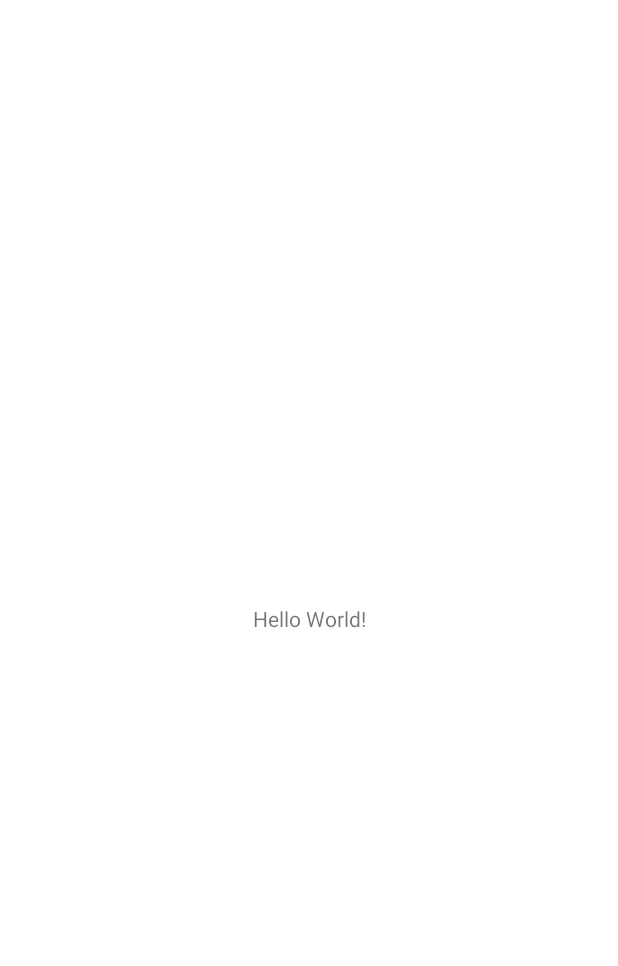
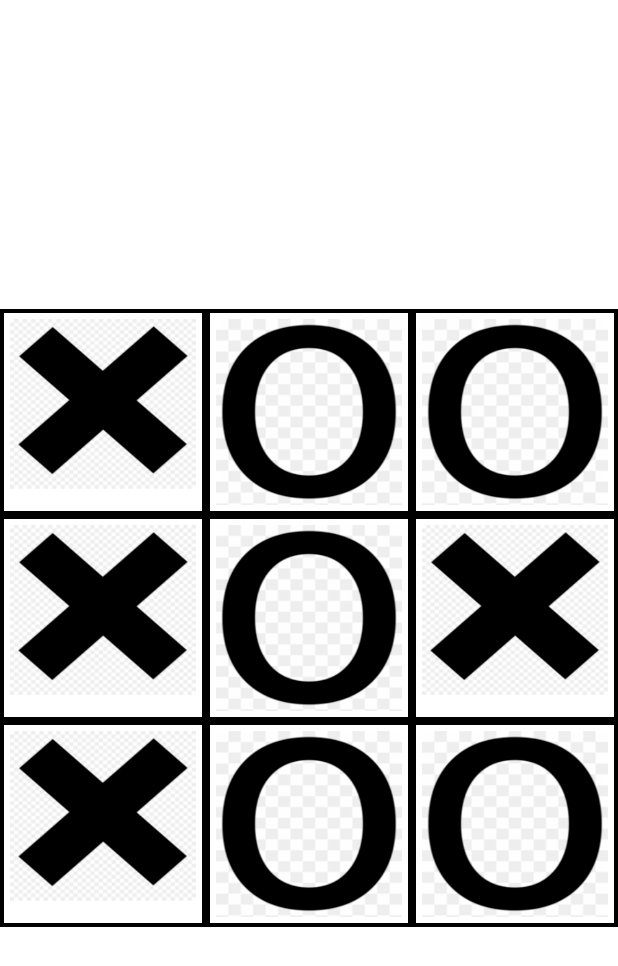
Before and after one commit to hsuanne/tic-tac-toe, an Android app: the screen it shows after launch (MainActivity), on a phone screen of 412 x 824 dp. Before the commit the part shown is almost empty. Shown: the top 966 px of the screen. Run offline under Robolectric (Android 15) with nearby library versions, the phone set to English and light mode, and no system bars.

Commit message:
done static gridview

```diff
--- /dev/null
+++ b/app/src/main/java/com/example/tic_tac_toe/GameGridView.kt
@@ -0,0 +1,91 @@
+package com.example.tic_tac_toe
+
+import android.content.Context
+import android.graphics.*
+import android.util.AttributeSet
+import android.view.View
+
+class GameGridView : View {
+    private val linePaint = Paint()
+    private lateinit var circle: Bitmap
+    private lateinit var cross: Bitmap
+    private lateinit var bitmapSrcRect: Rect
+    private lateinit var bitmapPaint: Paint
+
+    constructor(context: Context) : super(context)
+    constructor(context: Context, attributes: AttributeSet) : super(context, attributes)
+    constructor(context: Context, attributes: AttributeSet, defStyleAttr: Int) : super(
+        context,
+        attributes,
+        defStyleAttr
+    ) {
+        linePaint.color = Color.BLACK
+        linePaint.strokeWidth = 8f
+
+        circle = BitmapFactory.decodeResource(resources, R.drawable.circle)
+        cross = BitmapFactory.decodeResource(resources, R.drawable.cross)
+        bitmapSrcRect = Rect(0, 0, circle.width, circle.height)
+        bitmapPaint = Paint(Paint.ANTI_ALIAS_FLAG)
+    }
+
+
+    private lateinit var gameState: Array<Array<GameSymbol>>
+
+    override fun onDraw(canvas: Canvas?) {
+        super.onDraw(canvas)
+        // clear the old drawings
+        canvas?.drawColor(Color.WHITE)
+
+        drawGridLines(canvas, 3f, 3f, width / 3f, height / 3f)
+        drawSymbols(canvas, 3f, 3f, width / 3f, height / 3f)
+    }
+
+    fun setData(gameState: Array<Array<GameSymbol>>) {
+        // save data for drawing
+        this.gameState = gameState
+
+        // schedule redraw
+        this.invalidate()
+    }
+
+    private fun drawGridLines(
+        canvas: Canvas?,
+        gridWidth: Float, gridHeight: Float,
+        tileWidth: Float, tileHeight: Float
+    ) {
+        linePaint.color = Color.BLACK
+        linePaint.strokeWidth = 8f
+        for (i in 0..gridWidth.toInt()) {
+            canvas?.drawLine(i * tileWidth, 0f, i * tileWidth, height.toFloat(), linePaint)
+        }
+        for (n in 0..gridHeight.toInt()) {
+            canvas?.drawLine(0f, n * tileHeight, width.toFloat(), n * tileHeight, linePaint)
+        }
+    }
+
+    private fun drawSymbols(
+        canvas: Canvas?,
+        gridWidth: Float, gridHeight: Float,
+        tileWidth: Float, tileHeight: Float
+    ) {
+        circle = BitmapFactory.decodeResource(resources, R.drawable.circle)
+        cross = BitmapFactory.decodeResource(resources, R.drawable.cross)
+        bitmapSrcRect = Rect(0, 0, circle.width, circle.height)
+        bitmapPaint = Paint(Paint.ANTI_ALIAS_FLAG)
+        for (i in 0 .. 2) {
+            for (n in 0 .. 2) {
+                val symbol = gameState[i][n]
+                val dst = RectF(i*tileWidth+10, n*tileHeight+10, (i+1)*tileWidth-10, (n+1)*tileHeight-10)
+                if (symbol == GameSymbol.CIRCLE){
+                    canvas?.drawBitmap(circle, bitmapSrcRect, dst, bitmapPaint)
+                } else if (symbol == GameSymbol.CROSS) {
+                    canvas?.drawBitmap(cross, bitmapSrcRect, dst, bitmapPaint)
+                }
+            }
+        }
+    }
+}
+
+enum class GameSymbol {
+    CIRCLE, CROSS
+}
--- a/app/src/main/java/com/example/tic_tac_toe/MainActivity.kt
+++ b/app/src/main/java/com/example/tic_tac_toe/MainActivity.kt
@@ -7,5 +7,13 @@ class MainActivity : AppCompatActivity() {
     override fun onCreate(savedInstanceState: Bundle?) {
         super.onCreate(savedInstanceState)
         setContentView(R.layout.activity_main)
+
+        val gameGridView: GameGridView = findViewById(R.id.gameGridView)
+        gameGridView.setData(
+            arrayOf(
+            arrayOf(GameSymbol.CROSS, GameSymbol.CROSS, GameSymbol.CROSS),
+            arrayOf(GameSymbol.CIRCLE, GameSymbol.CIRCLE, GameSymbol.CIRCLE),
+            arrayOf(GameSymbol.CIRCLE, GameSymbol.CROSS, GameSymbol.CIRCLE)
+        ))
     }
 }
--- a/app/src/main/res/layout/activity_main.xml
+++ b/app/src/main/res/layout/activity_main.xml
@@ -6,10 +6,11 @@
     android:layout_height="match_parent"
     tools:context=".MainActivity">
 
-    <TextView
+    <com.example.tic_tac_toe.GameGridView
+        android:id="@+id/gameGridView"
         android:layout_width="wrap_content"
-        android:layout_height="wrap_content"
-        android:text="Hello World!"
+        android:layout_height="0dp"
+        app:layout_constraintDimensionRatio="1:1"
         app:layout_constraintBottom_toBottomOf="parent"
         app:layout_constraintLeft_toLeftOf="parent"
         app:layout_constraintRight_toRightOf="parent"
```
Also changed, not shown: app/src/main/res/drawable/circle.png (added), app/src/main/res/drawable/cross.png (added).
